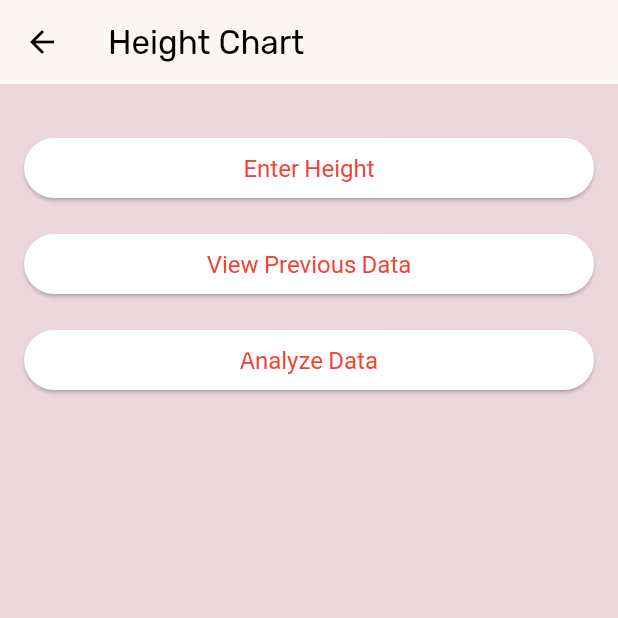
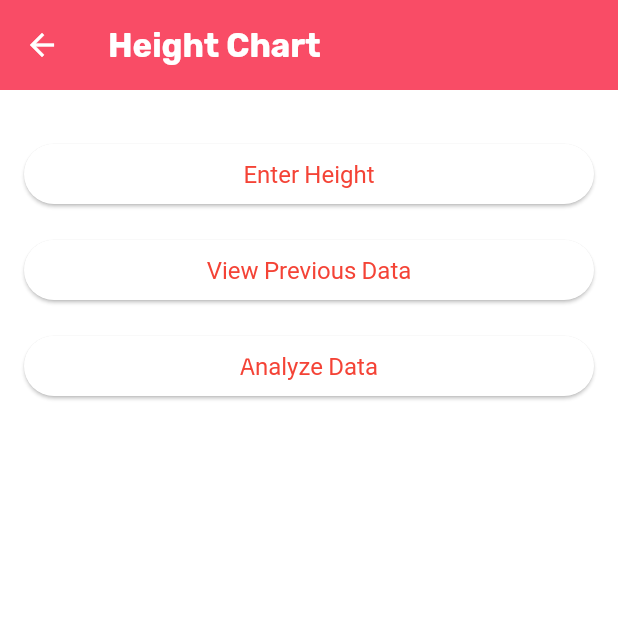
Before and after one commit to adarshnagrikar14/gsc24-garbh, a Flutter app: the HeightChart screen opened directly, on a phone screen of 412 x 824 dp, the top half of it. Run offline on Flutter 3.47's test engine with Material 3 defaults, Android fonts, the phone set to English and light mode, and no system bars; our stand-ins replace audioplayers, cloud_firestore, firebase_auth, firebase_core, fl_chart, fluttertoast and 7 more; accounts and stored records are empty; project files that could hold a hidden picture were left out.

Commit message:
H&W bugs fixed

```diff
--- a/lib/parent_screens/Height.dart
+++ b/lib/parent_screens/height_child.dart
@@ -12,6 +12,8 @@ class _HeightChartState extends State<HeightChart> {
   List<DataPoint> dataPoints = [];
   List<FlSpot> heightSpots = [];
 
+  Color redColor = const Color.fromARGB(255, 249, 76, 102);
+
   @override
   void initState() {
     super.initState();
@@ -20,10 +22,18 @@ class _HeightChartState extends State<HeightChart> {
   @override
   Widget build(BuildContext context) {
     return Scaffold(
-      backgroundColor: Color.fromARGB(255, 235, 214, 219),
+      backgroundColor: Colors.white,
       appBar: AppBar(
-        backgroundColor: Color.fromARGB(255, 253, 244, 244),
-        title: const Text('Height Chart'),
+        title: const Text(
+          "Height Chart",
+          style: TextStyle(
+            color: Colors.white,
+            fontWeight: FontWeight.bold,
+          ),
+        ),
+        backgroundColor: redColor,
+        toolbarHeight: 60.0,
+        foregroundColor: Colors.white,
       ),
       body: Padding(
         padding: const EdgeInsets.all(16.0),
@@ -34,7 +44,7 @@ class _HeightChartState extends State<HeightChart> {
             ElevatedButton(
               onPressed: () => _showDataInputDialog(context),
               style: ElevatedButton.styleFrom(
-                textStyle: TextStyle(fontSize: 16.0),
+                textStyle: const TextStyle(fontSize: 16.0),
               ),
               child: const Text('Enter Height'),
             ),
@@ -42,7 +52,7 @@ class _HeightChartState extends State<HeightChart> {
             ElevatedButton(
               onPressed: () => _showPreviousData(),
               style: ElevatedButton.styleFrom(
-                textStyle: TextStyle(fontSize: 16.0),
+                textStyle: const TextStyle(fontSize: 16.0),
               ),
               child: const Text('View Previous Data'),
             ),
@@ -56,7 +66,7 @@ class _HeightChartState extends State<HeightChart> {
                 }
               },
               style: ElevatedButton.styleFrom(
-                textStyle: TextStyle(fontSize: 16.0),
+                textStyle: const TextStyle(fontSize: 16.0),
               ),
               child: const Text('Analyze Data'),
             ),
@@ -67,8 +77,8 @@ class _HeightChartState extends State<HeightChart> {
                   builder: (context, constraints) {
                     return LineChart(
                       LineChartData(
-                        gridData: FlGridData(show: false),
-                        titlesData: FlTitlesData(show: false),
+                        gridData: const FlGridData(show: false),
+                        titlesData: const FlTitlesData(show: false),
                         borderData: FlBorderData(
                           show: true,
                           border: Border.all(
@@ -85,7 +95,7 @@ class _HeightChartState extends State<HeightChart> {
                             spots: heightSpots,
                             isCurved: true,
                             color: Colors.blue,
-                            dotData: FlDotData(show: false),
+                            dotData: const FlDotData(show: false),
                             belowBarData: BarAreaData(show: false),
                             isStrokeCapRound: true,
                             barWidth: 6,
--- a/lib/parent_screens/home_parent.dart
+++ b/lib/parent_screens/home_parent.dart
@@ -1,8 +1,8 @@
 import 'package:firebase_auth/firebase_auth.dart';
 import 'package:flutter/material.dart';
 import 'package:gap/gap.dart';
-import 'package:garbh/parent_screens/Height.dart';
-import 'package:garbh/parent_screens/weight.dart';
+import 'package:garbh/parent_screens/height_child.dart';
+import 'package:garbh/parent_screens/weight_child.dart';
 import 'package:garbh/reusables/custom_home_cards.dart';
 import 'package:google_fonts/google_fonts.dart';
 import 'package:shared_preferences/shared_preferences.dart';
```
Also changed, not shown: lib/parent_screens/weight_child.dart (renamed from lib/parent_screens/weight.dart, +8 -8 lines).
